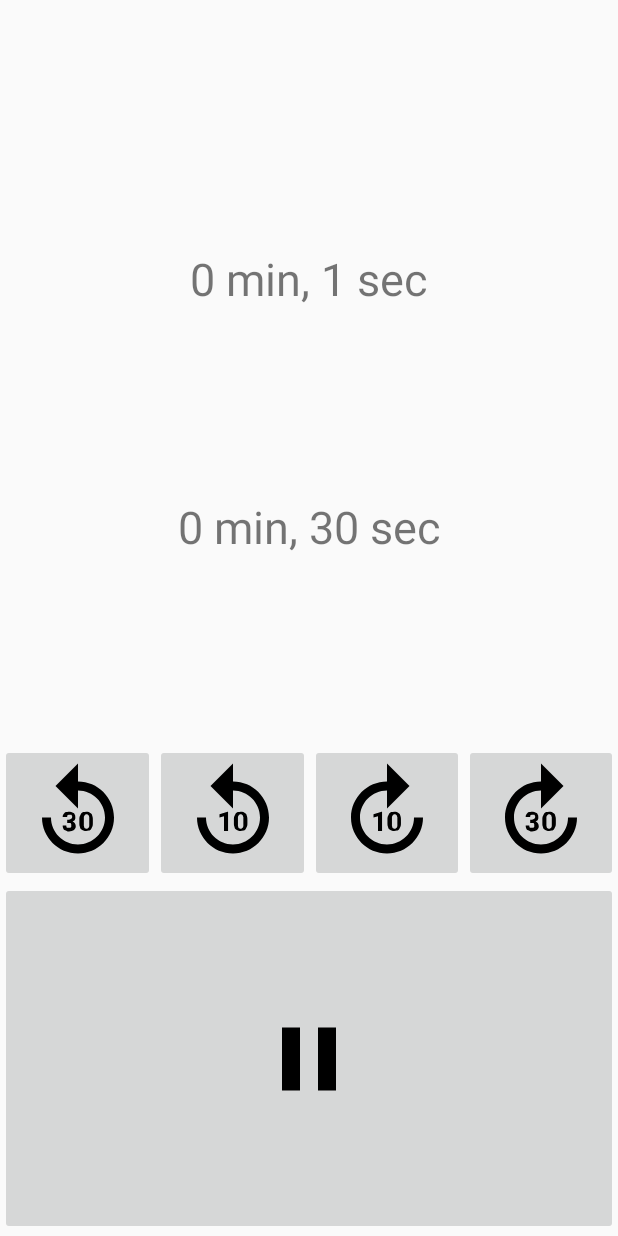
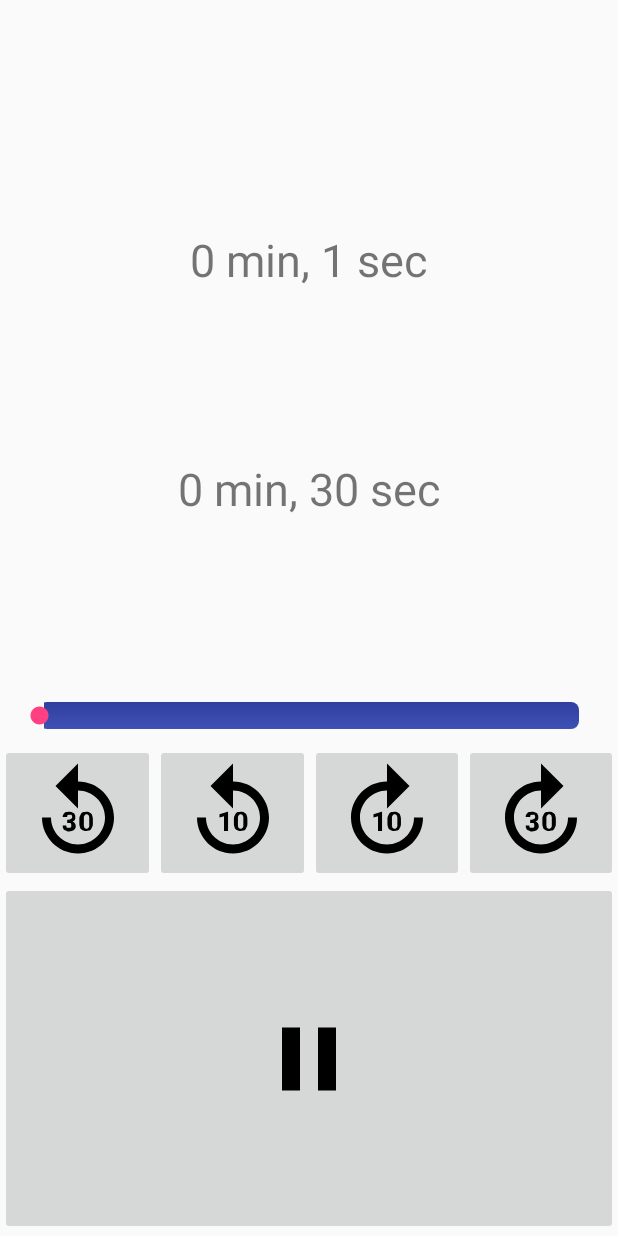
Before and after one commit to andreamartire/lightdark, an Android app: the ChapterPlayer screen opened directly, with no data from a screen before it, after a tap on an icon or button, on a phone screen of 412 x 824 dp. Run offline under Robolectric (Android 15) with nearby library versions, the phone set to English and light mode, and no system bars; network calls fail; 10 statements that could not run were skipped.

Commit message:
player seek bar

```diff
--- a/app/src/main/java/newtech/audiolibrary/ChapterPlayer.java
+++ b/app/src/main/java/newtech/audiolibrary/ChapterPlayer.java
@@ -10,6 +10,8 @@ import android.content.Intent;
 import android.os.Bundle;
 import android.view.View;
 import android.widget.ImageButton;
+import android.widget.SeekBar;
+import android.widget.Toast;
 
 import newtech.audiolibrary.adapters.PlayThread;
 import newtech.audiolibrary.bean.Chapter;
@@ -28,6 +30,23 @@ public class ChapterPlayer extends Activity {
         Chapter currentChapter = (Chapter) getIntent().getSerializableExtra(CHAPTER);
 
         playThread = new PlayThread(this, currentChapter);
+
+        SeekBar seekBar = (SeekBar) findViewById(R.id.seekBar);
+        seekBar.setOnSeekBarChangeListener(new SeekBar.OnSeekBarChangeListener() {
+            int progressChanged = 0;
+
+            public void onProgressChanged(SeekBar seekBar, int progress, boolean fromUser){
+                progressChanged = progress;
+            }
+
+            public void onStartTrackingTouch(SeekBar seekBar) {
+
+            }
+
+            public void onStopTrackingTouch(SeekBar seekBar) {
+                playThread.seekToPercentage(progressChanged);
+            }
+        });
 
         ImageButton playPauseButton = (ImageButton) findViewById(R.id.playPauseButton);
         playPauseButton.setOnClickListener(new View.OnClickListener(){
--- a/app/src/main/java/newtech/audiolibrary/ChapterShowList.java
+++ b/app/src/main/java/newtech/audiolibrary/ChapterShowList.java
@@ -8,6 +8,7 @@ import android.app.Activity;
 import android.content.Context;
 import android.content.Intent;
 import android.graphics.Bitmap;
+import android.graphics.Point;
 import android.graphics.drawable.BitmapDrawable;
 import android.graphics.drawable.Drawable;
 import android.os.Bundle;
@@ -69,7 +70,10 @@ public class ChapterShowList extends Activity {
         if(bookImage == null){
             //TODO default image not found
         }else{
-            bookImageView.setImageDrawable(ImageUtils.scaleImage(this, bookImage, 1000, 600));
+            Point size = new Point();
+            getWindowManager().getDefaultDisplay().getSize(size);
+
+            bookImageView.setImageDrawable(ImageUtils.scaleImage(this, bookImage, size.x, (int) size.x*3/5));
         }
 
         Chapter playingChapter = (Chapter) getIntent().getSerializableExtra(PLAYING_CHAPTER);
--- /dev/null
+++ b/app/src/main/res/drawable/progressbar.xml
@@ -0,0 +1,39 @@
+<?xml version="1.0" encoding="utf-8"?>
+<layer-list xmlns:android="http://schemas.android.com/apk/res/android" >
+
+    <item android:id="@android:id/background">
+        <shape android:shape="rectangle" >
+            <corners android:radius="5dp" />
+
+            <gradient
+                android:angle="270"
+                android:endColor="@color/colorPrimary"
+                android:startColor="@color/colorPrimaryDark" />
+        </shape>
+    </item>
+    <item android:id="@android:id/secondaryProgress">
+        <clip>
+            <shape android:shape="rectangle" >
+                <corners android:radius="5dp" />
+
+                <gradient
+                    android:angle="270"
+                    android:endColor="#00996a"
+                    android:startColor="#00d190" />
+            </shape>
+        </clip>
+    </item>
+    <item android:id="@android:id/progress">
+        <clip>
+            <shape android:shape="rectangle" >
+                <corners android:radius="5dp" />
+
+                <gradient
+                    android:angle="270"
+                    android:endColor="#00996a"
+                    android:startColor="#00d190" />
+            </shape>
+        </clip>
+    </item>
+
+</layer-list>
--- a/app/src/main/res/layout/activity_chapters.xml
+++ b/app/src/main/res/layout/activity_chapters.xml
@@ -7,8 +7,7 @@
             android:id="@+id/chapters_bookImageView"
             android:layout_width="wrap_content"
             android:layout_height="wrap_content"
-            android:layout_gravity="center"
-            android:padding="10dip" />
+            android:layout_gravity="center" />
 
         <ListView xmlns:android="http://schemas.android.com/apk/res/android"
             android:id="@+id/chapters_listview"
--- a/app/src/main/res/layout/activity_play_chapter.xml
+++ b/app/src/main/res/layout/activity_play_chapter.xml
@@ -30,6 +30,16 @@
             android:layout_weight=".20"
             android:textAlignment="center"
             android:textSize="30sp" />
+
+        <SeekBar
+            android:id="@+id/seekBar"
+            android:layout_width="fill_parent"
+            android:layout_height="wrap_content"
+            android:layout_margin="10dp"
+            android:max="100"
+            android:progress="0"
+            android:progressDrawable="@drawable/progressbar"
+            android:secondaryProgress="0" />
 
         <LinearLayout
             android:layout_width="match_parent"
```
Also changed, not shown: app/src/main/java/newtech/audiolibrary/AudioBookShowList.java (+6 -1 lines), app/src/main/java/newtech/audiolibrary/adapters/PlayThread.java (+9 -0 lines).
